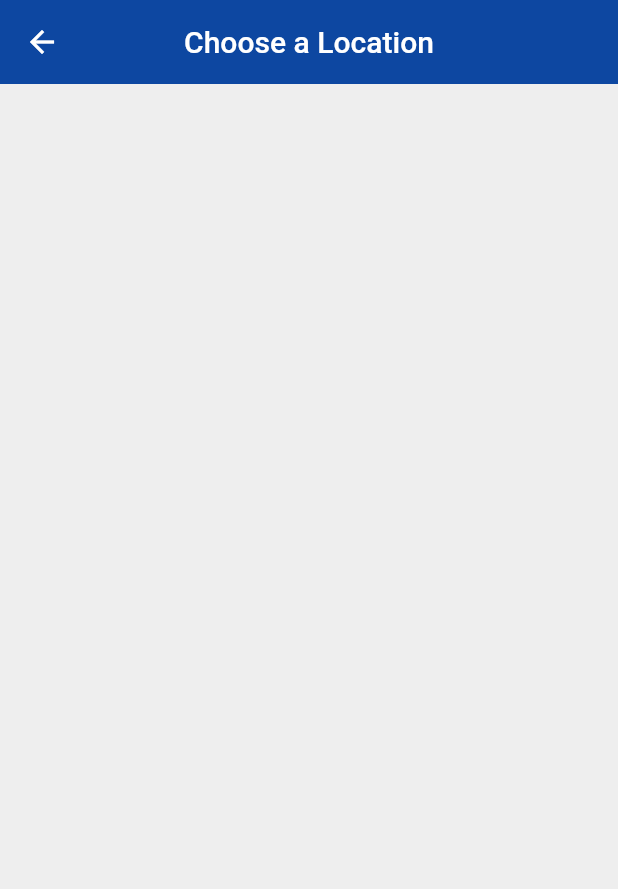
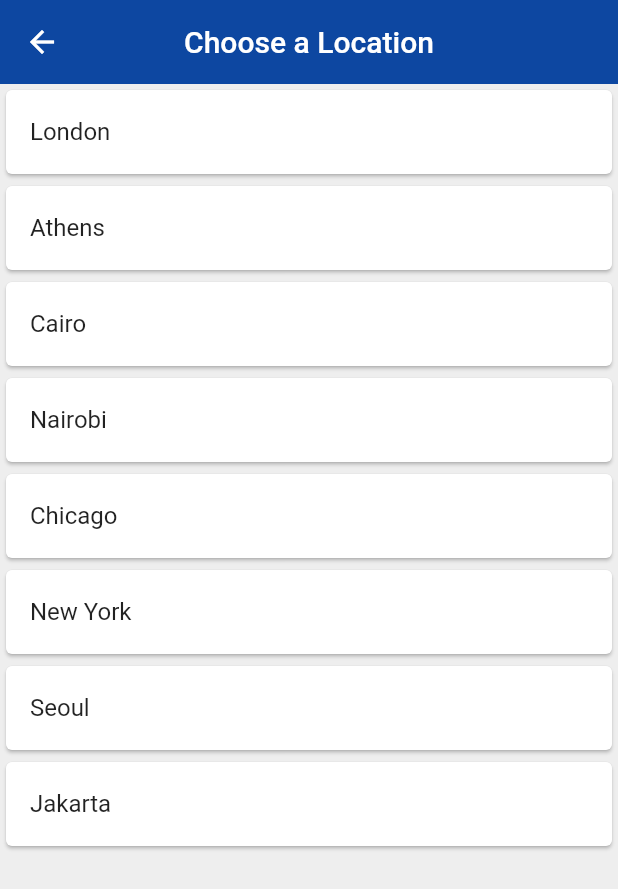
Before and after one commit to ChrisWongAtCUHK/world_time, a Flutter app: the ChooseLocation screen opened by its route, on a phone screen of 412 x 824 dp. Shown: the top 889 px of the screen. Run offline on Flutter 3.47's test engine with Material 2 defaults, Android fonts, the phone set to English and light mode, and no system bars; our stand-ins replace flutter_spinkit; network calls fail; statements that could not run were skipped.

Commit message:
Flutter Tutorial for Beginners #34 - List View Builder

```diff
--- a/lib/pages/choose_location.dart
+++ b/lib/pages/choose_location.dart
@@ -1,6 +1,7 @@
 // ignore_for_file: library_private_types_in_public_api, avoid_print
 
 import 'package:flutter/material.dart';
+import 'package:world_time/services/world_time.dart';
 
 class ChooseLocation extends StatefulWidget {
   const ChooseLocation({super.key});
@@ -10,6 +11,17 @@ class ChooseLocation extends StatefulWidget {
 }
 
 class _ChooseLocationState extends State<ChooseLocation> {
+  List<WorldTime> locations = [
+    WorldTime(url: 'Europe/London', location: 'London', flag: 'uk.png'),
+    WorldTime(url: 'Europe/Berlin', location: 'Athens', flag: 'greece.png'),
+    WorldTime(url: 'Africa/Cairo', location: 'Cairo', flag: 'egypt.png'),
+    WorldTime(url: 'Africa/Nairobi', location: 'Nairobi', flag: 'kenya.png'),
+    WorldTime(url: 'America/Chicago', location: 'Chicago', flag: 'usa.png'),
+    WorldTime(url: 'America/New_York', location: 'New York', flag: 'usa.png'),
+    WorldTime(url: 'Asia/Seoul', location: 'Seoul', flag: 'south_korea.png'),
+    WorldTime(url: 'Asia/Jakarta', location: 'Jakarta', flag: 'indonesia.png'),
+  ];
+
   void getData() async {
     // simulate network request for a username
     String username = await Future.delayed(const Duration(seconds: 3), () {
@@ -41,6 +53,17 @@ class _ChooseLocationState extends State<ChooseLocation> {
         centerTitle: true,
         elevation: 0,
       ),
+      body: ListView.builder(
+        itemCount: locations.length,
+        itemBuilder: (context, index) {
+          return Card(
+            child: ListTile(
+              onTap: () {},
+              title: Text(locations[index].location),
+            ),
+          );
+        },
+      ),
     );
   }
 }
```
Also changed, not shown: 1 other file.
